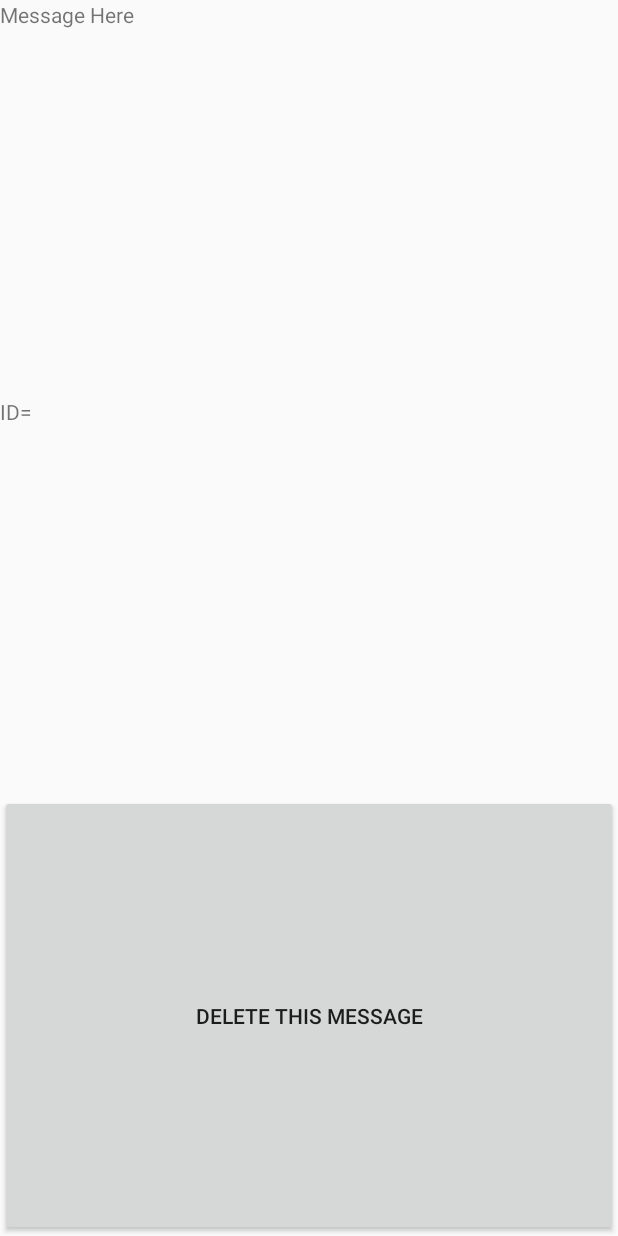
After one commit to DerekMarshall855/CP470, an Android app: the layout activity_message_fragment.xml on its own in the app's theme, with its tools: preview values and no code run, on a phone screen of 412 x 824 dp. The commit adds this screen. Run offline under Robolectric (Android 15) with nearby library versions, the phone set to English and light mode, and no system bars.

Commit message:
Assignment3Part3 DOESNT WORK

```diff
--- a/app/src/main/AndroidManifest.xml
+++ b/app/src/main/AndroidManifest.xml
@@ -15,7 +15,9 @@
         android:roundIcon="@mipmap/ic_launcher_round"
         android:supportsRtl="true"
         android:theme="@style/AppTheme">
-        <activity android:name=".WeatherForecast"></activity>
+        <activity android:name=".MessageFragment"></activity>
+        <activity android:name=".MessageDetails" />
+        <activity android:name=".WeatherForecast" />
         <activity
             android:name=".TestToolbar"
             android:label="@string/title_activity_test_toolbar"
--- /dev/null
+++ b/app/src/main/res/layout/activity_message_fragment.xml
@@ -0,0 +1,28 @@
+<?xml version="1.0" encoding="utf-8"?>
+<LinearLayout
+    xmlns:android="http://schemas.android.com/apk/res/android" android:layout_width="match_parent"
+    android:layout_height="match_parent"
+    android:orientation="vertical">
+
+
+    <TextView
+        android:id="@+id/message_text"
+        android:layout_width="match_parent"
+        android:layout_height="wrap_content"
+        android:layout_weight="1"
+        android:text="@string/message_here" />
+
+    <TextView
+        android:id="@+id/id_number"
+        android:layout_width="match_parent"
+        android:layout_height="wrap_content"
+        android:layout_weight="1"
+        android:text="@string/id_here" />
+
+    <Button
+        android:id="@+id/delete_button"
+        android:layout_width="match_parent"
+        android:layout_height="wrap_content"
+        android:layout_weight="1"
+        android:text="@string/delete" />
+</LinearLayout>
--- a/app/src/main/res/values/strings.xml
+++ b/app/src/main/res/values/strings.xml
@@ -33,4 +33,7 @@
     <string name="maxT">Maximum Temperature</string>
     <string name="currT">Current Temperature</string>
     <string name="weather_string">Weather</string>
+    <string name="delete">DELETE THIS MESSAGE</string>
+    <string name="message_here">Message Here</string>
+    <string name="id_here">ID=</string>
 </resources>
```
Also changed, not shown: app/src/main/java/com/example/androidassignments/ChatWindow.java (+112 -47 lines), app/src/main/java/com/example/androidassignments/MessageDetails.java (added, +49 -0 lines), app/src/main/java/com/example/androidassignments/MessageFragment.java (added, +39 -0 lines), app/src/main/res/layout-sw600dp/activity_chat_window.xml (added, +53 -0 lines), 2 other files.
